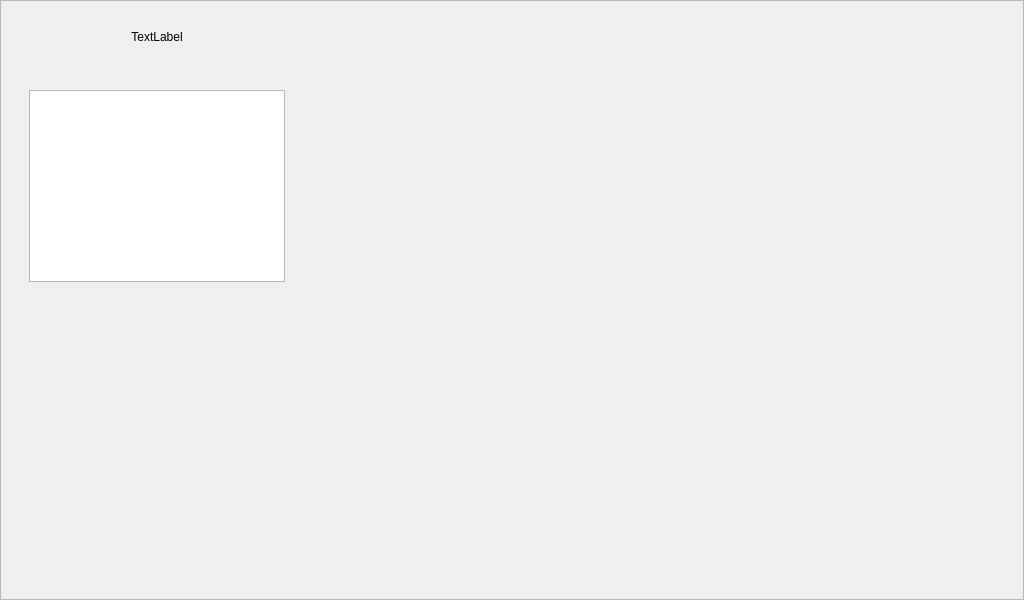
Qt form src/ui/gui/storyboards/SystemSetupPage.ui (HBuczynski/AHRS) before a commit.
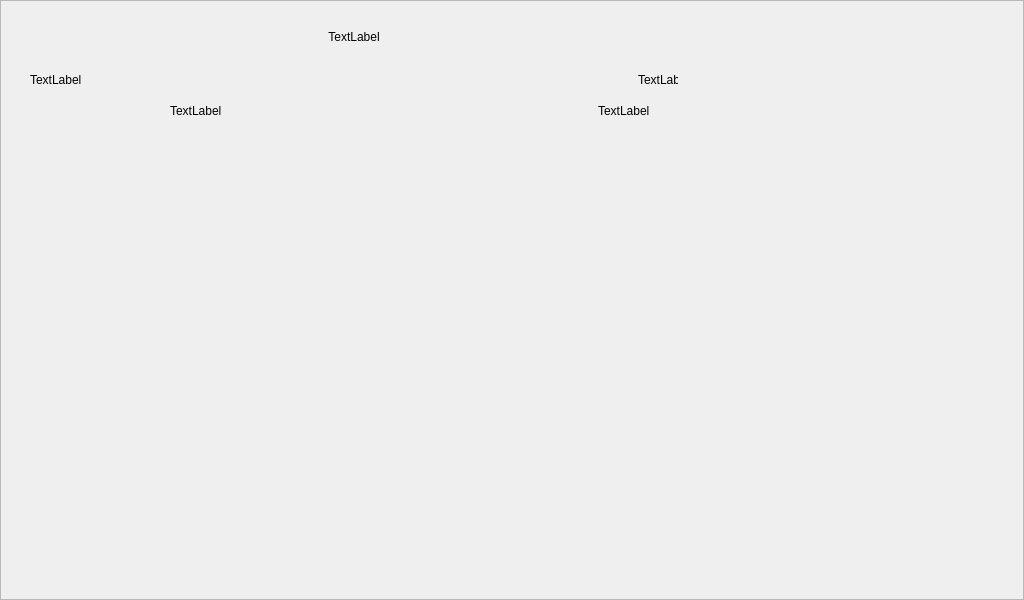
The same form after that commit.

The edit to the form file:
```diff
--- a/src/ui/gui/storyboards/SystemSetupPage.ui
+++ b/src/ui/gui/storyboards/SystemSetupPage.ui
@@ -10,6 +10,12 @@
     <height>600</height>
    </rect>
   </property>
+  <property name="sizePolicy">
+   <sizepolicy hsizetype="Fixed" vsizetype="Fixed">
+    <horstretch>0</horstretch>
+    <verstretch>0</verstretch>
+   </sizepolicy>
+  </property>
   <property name="windowTitle">
    <string>Form</string>
   </property>
@@ -22,6 +28,12 @@
      <height>600</height>
     </rect>
    </property>
+   <property name="sizePolicy">
+    <sizepolicy hsizetype="Fixed" vsizetype="Fixed">
+     <horstretch>0</horstretch>
+     <verstretch>0</verstretch>
+    </sizepolicy>
+   </property>
    <property name="frameShape">
     <enum>QFrame::StyledPanel</enum>
    </property>
@@ -31,7 +43,7 @@
    <widget class="QWidget" name="gridLayoutWidget">
     <property name="geometry">
      <rect>
-      <x>9</x>
+      <x>10</x>
       <y>10</y>
       <width>1001</width>
       <height>581</height>
@@ -58,16 +70,171 @@
        <property name="orientation">
         <enum>Qt::Vertical</enum>
        </property>
+       <property name="sizeType">
+        <enum>QSizePolicy::Fixed</enum>
+       </property>
        <property name="sizeHint" stdset="0">
         <size>
          <width>20</width>
-         <height>40</height>
+         <height>20</height>
+        </size>
+       </property>
+      </spacer>
+     </item>
+     <item row="4" column="0">
+      <layout class="QHBoxLayout" name="horizontalLayout">
+       <property name="spacing">
+        <number>20</number>
+       </property>
+       <item>
+        <widget class="QLabel" name="processLabel_">
+         <property name="maximumSize">
+          <size>
+           <width>80</width>
+           <height>16777215</height>
+          </size>
+         </property>
+         <property name="text">
+          <string/>
+         </property>
+        </widget>
+       </item>
+       <item>
+        <spacer name="horizontalSpacer_2">
+         <property name="orientation">
+          <enum>Qt::Horizontal</enum>
+         </property>
+         <property name="sizeType">
+          <enum>QSizePolicy::Maximum</enum>
+         </property>
+         <property name="sizeHint" stdset="0">
+          <size>
+           <width>40</width>
+           <height>20</height>
+          </size>
+         </property>
+        </spacer>
+       </item>
+       <item>
+        <widget class="QLabel" name="label_2">
+         <property name="text">
+          <string>TextLabel</string>
+         </property>
+        </widget>
+       </item>
+       <item>
+        <spacer name="horizontalSpacer_4">
+         <property name="orientation">
+          <enum>Qt::Horizontal</enum>
+         </property>
+         <property name="sizeType">
+          <enum>QSizePolicy::Maximum</enum>
+         </property>
+         <property name="sizeHint" stdset="0">
+          <size>
+           <width>40</width>
+           <height>20</height>
+          </size>
+         </property>
+        </spacer>
+       </item>
+       <item>
+        <widget class="QLabel" name="processResultLabel_">
+         <property name="maximumSize">
+          <size>
+           <width>80</width>
+           <height>16777215</height>
+          </size>
+         </property>
+         <property name="text">
+          <string>TextLabel</string>
+         </property>
+        </widget>
+       </item>
+      </layout>
+     </item>
+     <item row="2" column="0">
+      <layout class="QHBoxLayout" name="horizontalLayout_2">
+       <item>
+        <widget class="QLabel" name="actionLabel_">
+         <property name="sizePolicy">
+          <sizepolicy hsizetype="Expanding" vsizetype="Fixed">
+           <horstretch>0</horstretch>
+           <verstretch>0</verstretch>
+          </sizepolicy>
+         </property>
+         <property name="maximumSize">
+          <size>
+           <width>80</width>
+           <height>16777215</height>
+          </size>
+         </property>
+         <property name="text">
+          <string>TextLabel</string>
+         </property>
+        </widget>
+       </item>
+       <item>
+        <spacer name="horizontalSpacer">
+         <property name="orientation">
+          <enum>Qt::Horizontal</enum>
+         </property>
+         <property name="sizeType">
+          <enum>QSizePolicy::Maximum</enum>
+         </property>
+         <property name="sizeHint" stdset="0">
+          <size>
+           <width>550</width>
+           <height>20</height>
+          </size>
+         </property>
+        </spacer>
+       </item>
+       <item>
+        <widget class="QLabel" name="resultLabel_">
+         <property name="sizePolicy">
+          <sizepolicy hsizetype="Expanding" vsizetype="Fixed">
+           <horstretch>0</horstretch>
+           <verstretch>0</verstretch>
+          </sizepolicy>
+         </property>
+         <property name="maximumSize">
+          <size>
+           <width>40</width>
+           <height>16777215</height>
+          </size>
+         </property>
+         <property name="text">
+          <string>TextLabel</string>
+         </property>
+        </widget>
+       </item>
+      </layout>
+     </item>
+     <item row="3" column="0">
+      <spacer name="verticalSpacer_3">
+       <property name="orientation">
+        <enum>Qt::Vertical</enum>
+       </property>
+       <property name="sizeType">
+        <enum>QSizePolicy::Fixed</enum>
+       </property>
+       <property name="sizeHint" stdset="0">
+        <size>
+         <width>20</width>
+         <height>5</height>
         </size>
        </property>
       </spacer>
      </item>
      <item row="0" column="0">
       <widget class="QLabel" name="titleLabel_">
+       <property name="sizePolicy">
+        <sizepolicy hsizetype="Expanding" vsizetype="Fixed">
+         <horstretch>0</horstretch>
+         <verstretch>0</verstretch>
+        </sizepolicy>
+       </property>
        <property name="text">
         <string>TextLabel</string>
        </property>
@@ -76,8 +243,18 @@
        </property>
       </widget>
      </item>
-     <item row="2" column="0">
-      <widget class="QListWidget" name="listWidget_"/>
+     <item row="5" column="0">
+      <spacer name="verticalSpacer_2">
+       <property name="orientation">
+        <enum>Qt::Vertical</enum>
+       </property>
+       <property name="sizeHint" stdset="0">
+        <size>
+         <width>20</width>
+         <height>40</height>
+        </size>
+       </property>
+      </spacer>
      </item>
     </layout>
    </widget>
```
Left out of the diff: 4 changed lines with no effect on the pictures.
